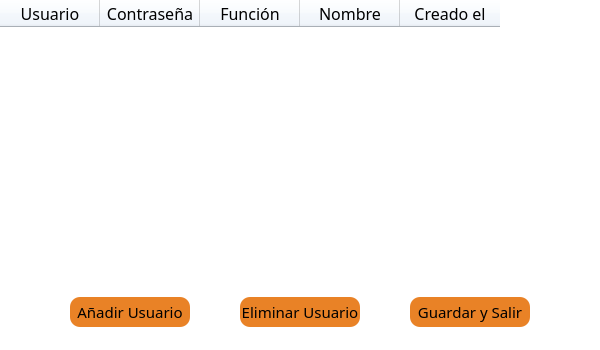
Almostrey/Abaxfem_GUI_Cucharas, file editUsers.ui: the form before one commit.
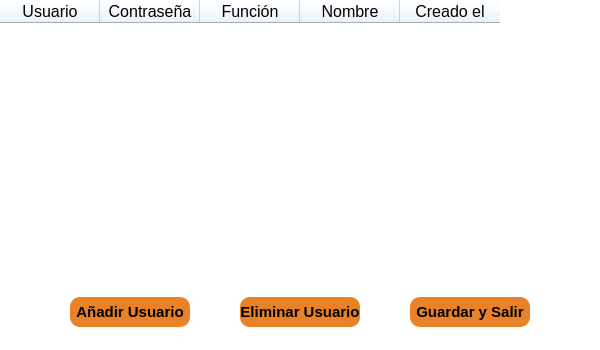
The form after the commit. Icons and pictures are not drawn.

Diff of the .ui file:
```diff
--- a/editUsers.ui
+++ b/editUsers.ui
@@ -32,7 +32,7 @@
     </property>
     <property name="font">
      <font>
-      <family>Rockwell</family>
+      <family>Arial</family>
       <pointsize>10</pointsize>
       <fontweight>Medium</fontweight>
      </font>
@@ -87,7 +87,7 @@
      </property>
      <property name="font">
       <font>
-       <family>Rockwell</family>
+       <family>Arial</family>
        <pointsize>12</pointsize>
        <stylestrategy>PreferDefault</stylestrategy>
        <fontweight>Medium</fontweight>
@@ -120,7 +120,7 @@
      </property>
      <property name="font">
       <font>
-       <family>Rockwell</family>
+       <family>Arial</family>
        <pointsize>12</pointsize>
       </font>
      </property>
@@ -142,7 +142,7 @@
      </property>
      <property name="font">
       <font>
-       <family>Rockwell</family>
+       <family>Arial</family>
        <pointsize>12</pointsize>
        <bold>false</bold>
       </font>
@@ -165,7 +165,7 @@
      </property>
      <property name="font">
       <font>
-       <family>Rockwell</family>
+       <family>Arial</family>
        <pointsize>12</pointsize>
        <bold>false</bold>
       </font>
@@ -197,7 +197,7 @@
      </property>
      <property name="font">
       <font>
-       <family>Rockwell</family>
+       <family>Arial</family>
        <pointsize>12</pointsize>
       </font>
      </property>
@@ -218,8 +218,9 @@
     </property>
     <property name="font">
      <font>
-      <family>Rockwell</family>
+      <family>Arial</family>
       <pointsize>11</pointsize>
+      <bold>true</bold>
      </font>
     </property>
     <property name="styleSheet">
@@ -250,8 +251,9 @@
     </property>
     <property name="font">
      <font>
-      <family>Rockwell</family>
+      <family>Arial</family>
       <pointsize>11</pointsize>
+      <bold>true</bold>
      </font>
     </property>
     <property name="styleSheet">
@@ -282,8 +284,9 @@
     </property>
     <property name="font">
      <font>
-      <family>Rockwell</family>
+      <family>Arial</family>
       <pointsize>11</pointsize>
+      <bold>true</bold>
      </font>
     </property>
     <property name="styleSheet">
```
